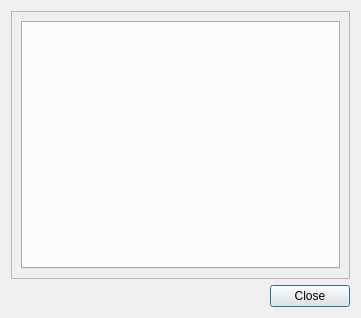
The window that core/ui/shared/selector.ui (Giswater/giswater_qgis_plugin) describes before a commit, drawn with Qt 5.
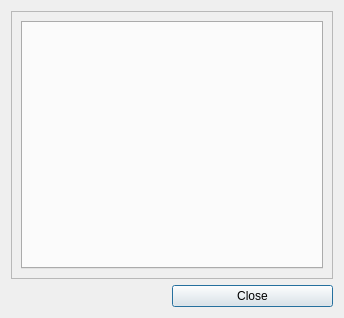
The same window after the commit.

Commit message: Enhancement: Add help button in selector

The edit to the form file:
```diff
--- a/core/ui/shared/selector.ui
+++ b/core/ui/shared/selector.ui
@@ -6,7 +6,7 @@
    <rect>
     <x>0</x>
     <y>0</y>
-    <width>361</width>
+    <width>344</width>
     <height>318</height>
    </rect>
   </property>
@@ -14,27 +14,7 @@
    <string>Selector</string>
   </property>
   <layout class="QGridLayout" name="gridLayout">
-   <item row="1" column="2">
-    <widget class="QPushButton" name="btn_close">
-     <property name="text">
-      <string>Close</string>
-     </property>
-    </widget>
-   </item>
-   <item row="1" column="1">
-    <spacer name="horizontalSpacer">
-     <property name="orientation">
-      <enum>Qt::Horizontal</enum>
-     </property>
-     <property name="sizeHint" stdset="0">
-      <size>
-       <width>40</width>
-       <height>20</height>
-      </size>
-     </property>
-    </spacer>
-   </item>
-   <item row="0" column="0" colspan="3">
+   <item row="2" column="0" colspan="3">
     <widget class="QScrollArea" name="scrollArea">
      <property name="widgetResizable">
       <bool>true</bool>
@@ -44,8 +24,8 @@
        <rect>
         <x>0</x>
         <y>0</y>
-        <width>341</width>
-        <height>269</height>
+        <width>324</width>
+        <height>267</height>
        </rect>
       </property>
       <layout class="QGridLayout" name="gridLayout_3">
@@ -70,6 +50,36 @@
      </widget>
     </widget>
    </item>
+   <item row="3" column="0" colspan="3">
+    <layout class="QHBoxLayout" name="horizontalLayout">
+     <item>
+      <spacer name="horizontalSpacer">
+       <property name="orientation">
+        <enum>Qt::Horizontal</enum>
+       </property>
+       <property name="sizeHint" stdset="0">
+        <size>
+         <width>40</width>
+         <height>20</height>
+        </size>
+       </property>
+      </spacer>
+     </item>
+     <item>
+      <widget class="QPushButton" name="btn_close">
+       <property name="sizePolicy">
+        <sizepolicy hsizetype="MinimumExpanding" vsizetype="Fixed">
+         <horstretch>0</horstretch>
+         <verstretch>0</verstretch>
+        </sizepolicy>
+       </property>
+       <property name="text">
+        <string>Close</string>
+       </property>
+      </widget>
+     </item>
+    </layout>
+   </item>
   </layout>
  </widget>
  <resources/>
```
The commit also changes 3 other files.
